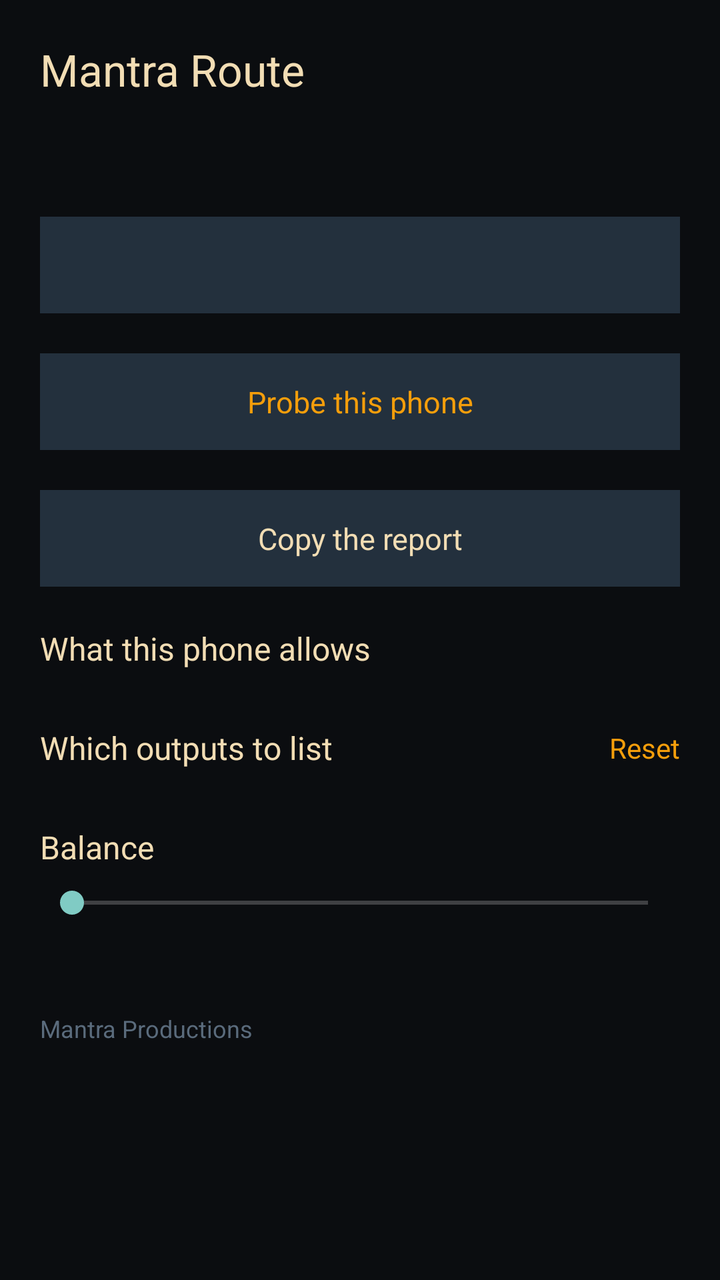
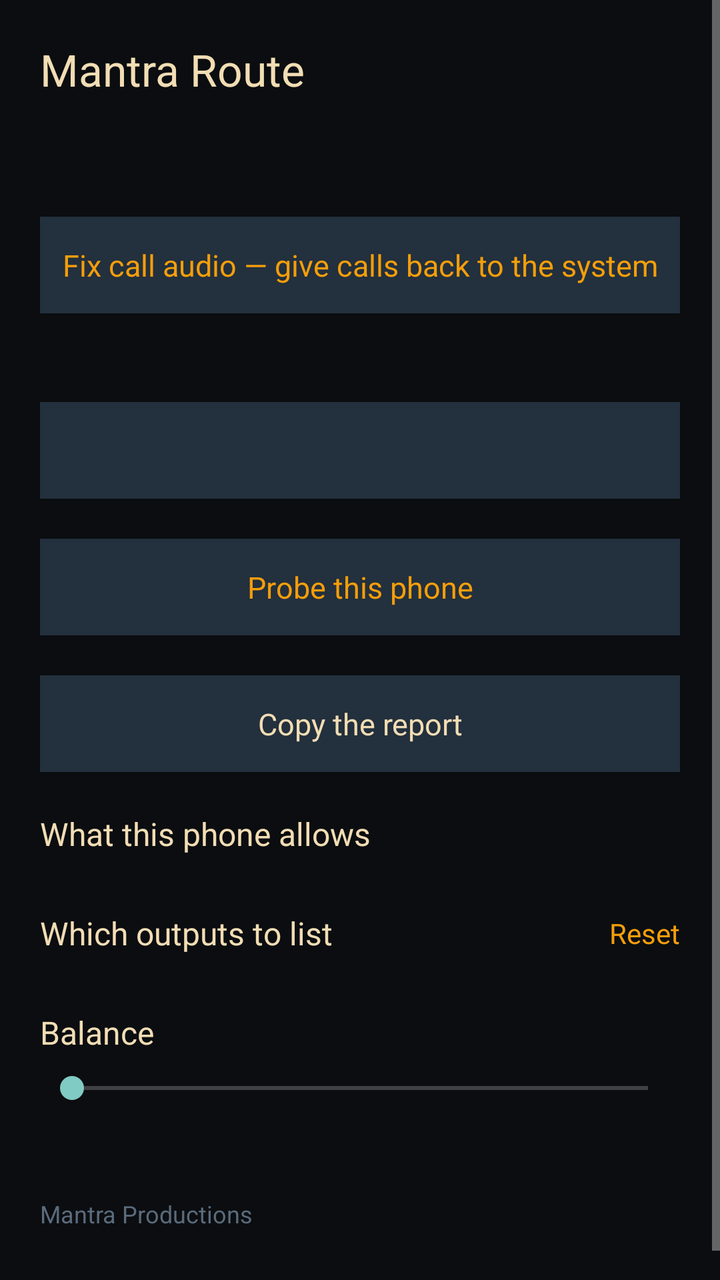

Screens rendered from an Android XML layout before and after an edit, with the pre-edit source and the edit as a unified diff.
<!-- AndroidManifest.xml: application theme Theme.MantraRoute -->
<!-- res/layout/activity_main.xml -->
<?xml version="1.0" encoding="utf-8"?>
<ScrollView xmlns:android="http://schemas.android.com/apk/res/android"
    android:id="@+id/root_scroll"
    android:clipToPadding="false"
    android:layout_width="match_parent"
    android:layout_height="match_parent"
    android:background="@color/ground"
    android:fillViewport="true">

    <LinearLayout
        android:layout_width="match_parent"
        android:layout_height="wrap_content"
        android:orientation="vertical"
        android:padding="20dp">

        
        <LinearLayout
            android:layout_width="match_parent"
            android:layout_height="wrap_content"
            android:orientation="horizontal"
            android:gravity="center_vertical">

            <TextView
                android:layout_width="0dp"
                android:layout_height="wrap_content"
                android:layout_weight="1"
                android:text="@string/app_name"
                android:textColor="@color/sand"
                android:textSize="22sp" />

            <TextView
                android:id="@+id/version"
                android:layout_width="wrap_content"
                android:layout_height="wrap_content"
                android:layout_marginStart="12dp"
                android:textColor="@color/slate_ink"
                android:textSize="14sp" />
        </LinearLayout>

        <TextView
            android:id="@+id/shizuku_line"
            android:layout_width="match_parent"
            android:layout_height="wrap_content"
            android:layout_marginTop="20dp"
            android:textSize="14sp" />

        <TextView
            android:id="@+id/notif_button"
            android:layout_width="match_parent"
            android:layout_height="wrap_content"
            android:layout_marginTop="20dp"
            android:background="@color/slate"
            android:gravity="center"
            android:paddingTop="14dp"
            android:paddingBottom="14dp"
            android:textColor="@color/sand"
            android:textSize="15sp" />

        <TextView
            android:id="@+id/probe_button"
            android:layout_width="match_parent"
            android:layout_height="wrap_content"
            android:layout_marginTop="20dp"
            android:background="@color/slate"
            android:gravity="center"
            android:paddingTop="14dp"
            android:paddingBottom="14dp"
            android:text="Probe this phone"
            android:textColor="@color/amber"
            android:textSize="15sp" />

        <TextView
            android:id="@+id/copy_button"
            android:layout_width="match_parent"
            android:layout_height="wrap_content"
            android:layout_marginTop="20dp"
            android:background="@color/slate"
            android:gravity="center"
            android:paddingTop="14dp"
            android:paddingBottom="14dp"
            android:text="Copy the report"
            android:textColor="@color/sand"
            android:textSize="15sp" />

        <TextView
            android:layout_width="match_parent"
            android:layout_height="wrap_content"
            android:layout_marginTop="20dp"
            android:text="What this phone allows"
            android:textColor="@color/sand"
            android:textSize="16sp" />

        <LinearLayout
            android:id="@+id/probe_rows"
            android:layout_width="match_parent"
            android:layout_height="wrap_content"
            android:layout_marginTop="8dp"
            android:orientation="vertical" />

        
        <LinearLayout
            android:layout_width="match_parent"
            android:layout_height="wrap_content"
            android:layout_marginTop="20dp"
            android:orientation="horizontal"
            android:gravity="center_vertical">

            <TextView
                android:layout_width="0dp"
                android:layout_height="wrap_content"
                android:layout_weight="1"
                android:text="Which outputs to list"
                android:textColor="@color/sand"
                android:textSize="16sp" />

            <TextView
                android:id="@+id/arrange_reset"
                android:layout_width="wrap_content"
                android:layout_height="wrap_content"
                android:layout_marginStart="12dp"
                android:text="Reset"
                android:textColor="@color/amber"
                android:textSize="14sp" />
        </LinearLayout>

        <LinearLayout
            android:id="@+id/arrange_rows"
            android:layout_width="match_parent"
            android:layout_height="wrap_content"
            android:layout_marginTop="8dp"
            android:orientation="vertical" />

        <TextView
            android:layout_width="match_parent"
            android:layout_height="wrap_content"
            android:layout_marginTop="20dp"
            android:text="Balance"
            android:textColor="@color/sand"
            android:textSize="16sp" />

        <SeekBar
            android:id="@+id/balance_bar"
            android:layout_width="match_parent"
            android:layout_height="wrap_content"
            android:layout_marginTop="8dp"
            android:max="200" />

        <TextView
            android:id="@+id/balance_line"
            android:layout_width="match_parent"
            android:layout_height="wrap_content"
            android:layout_marginTop="8dp"
            android:textSize="13sp" />

        <TextView
            android:layout_width="match_parent"
            android:layout_height="wrap_content"
            android:layout_marginTop="20dp"
            android:layout_marginBottom="20dp"
            android:text="Mantra Productions"
            android:textColor="@color/slate_ink"
            android:textSize="12sp" />
    </LinearLayout>
</ScrollView>
<!-- resources referenced by this layout -->
<resources>
  <color name="amber">#F59E0B</color>
  <color name="ground">#0B0D10</color>
  <color name="sand">#F2DDB4</color>
  <color name="slate">#23303D</color>
  <color name="slate_ink">#5A6B7C</color>
  <string name="app_name">Mantra Route</string>
  <style name="Theme.MantraRoute" parent="Theme.AppCompat.NoActionBar">
          <item name="android:windowBackground">@color/ground</item>
          <item name="android:textColor">@color/sand</item>
          <item name="android:statusBarColor">@color/ground</item>
          <item name="android:navigationBarColor">@color/ground</item>
      </style>
</resources>

<!-- the commit's change to res/layout/activity_main.xml (unified diff, before → after) -->
@@ -43,6 +43,28 @@
             android:layout_height="wrap_content"
             android:layout_marginTop="20dp"
             android:textSize="14sp" />
+
+        <TextView
+            android:id="@+id/release_button"
+            android:layout_width="match_parent"
+            android:layout_height="wrap_content"
+            android:layout_marginTop="20dp"
+            android:background="@color/slate"
+            android:gravity="center"
+            android:paddingTop="14dp"
+            android:paddingBottom="14dp"
+            android:text="Fix call audio — give calls back to the system"
+            android:textColor="@color/amber"
+            android:textSize="15sp" />
+
+        <TextView
+            android:id="@+id/call_audio_line"
+            android:layout_width="match_parent"
+            android:layout_height="wrap_content"
+            android:layout_marginTop="8dp"
+            android:textColor="@color/slate_ink"
+            android:textSize="12sp"
+            android:fontFamily="monospace" />
 
         <TextView
             android:id="@+id/notif_button"
